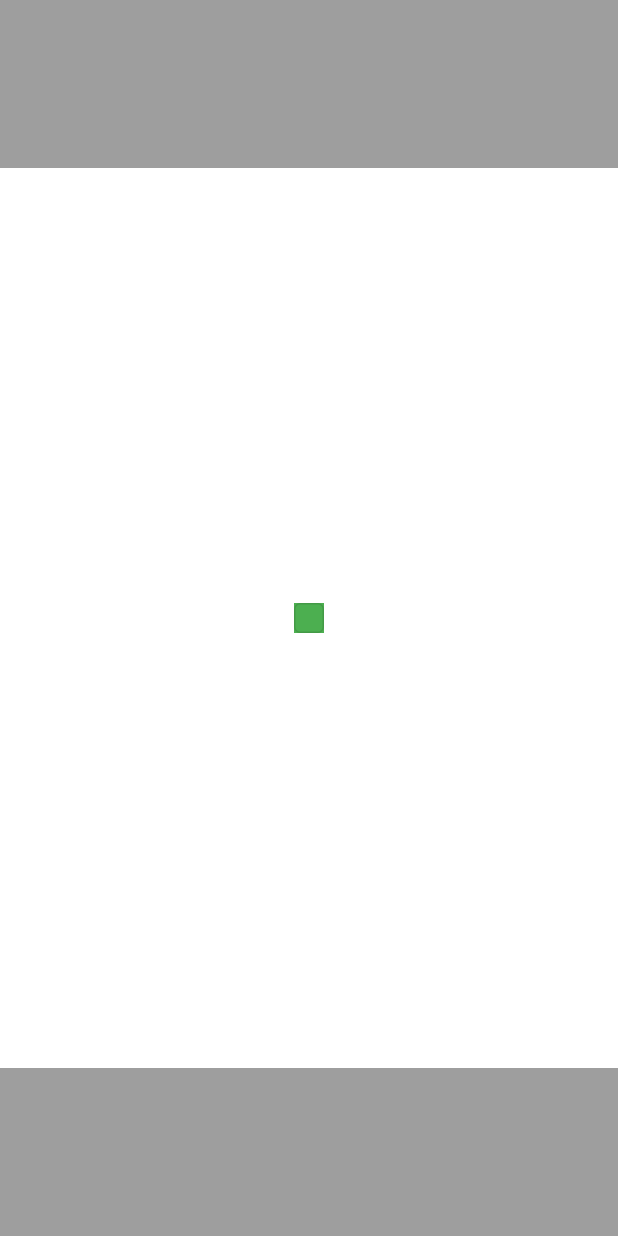
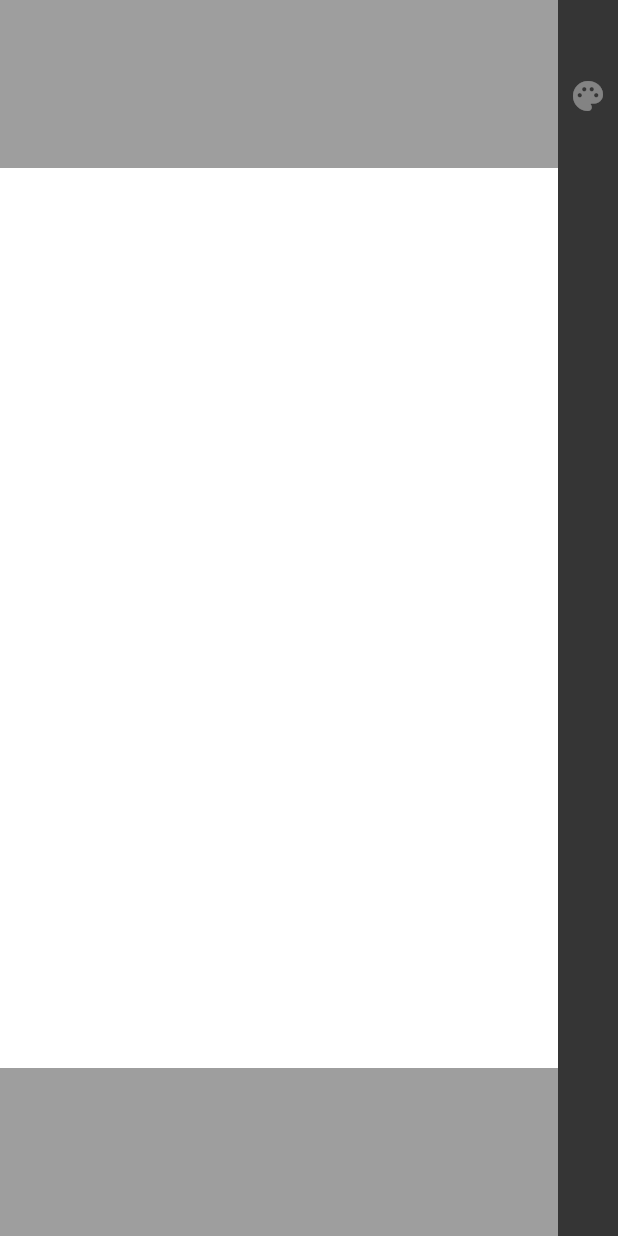
Before and after one commit to jhasubhash/draw, a Flutter app: the screen it shows after launch, on a phone screen of 412 x 824 dp. Run offline on Flutter 3.47's test engine with Material 2 defaults, Android fonts, the phone set to English and light mode, and no system bars; our stand-ins replace flutter_colorpicker, flutter_redux, redux.

Commit message:
adding color panel

```diff
--- a/lib/actions/actions.dart
+++ b/lib/actions/actions.dart
@@ -4,3 +4,8 @@ class SetColor {
   final Color color;
   SetColor(this.color);
 }
+
+class SetPropertiesPanelVisibility {
+  final bool propertyPanelVisible;
+  SetPropertiesPanelVisibility(this.propertyPanelVisible);
+}
--- /dev/null
+++ b/lib/components/right_bar.dart
@@ -0,0 +1,42 @@
+import 'package:draw/actions/actions.dart';
+import 'package:flutter/material.dart';
+import 'package:flutter_redux/flutter_redux.dart';
+
+import '../models/app_state.dart';
+
+class RightBar extends StatefulWidget {
+  RightBar({Key? key}) : super(key: key);
+
+  @override
+  State<RightBar> createState() => _RightBarState();
+}
+
+class _RightBarState extends State<RightBar> {
+  bool panelVisible = false;
+
+  void changePanelVisibility(BuildContext context, bool visible) {
+    StoreProvider.of<AppState>(context)
+        .dispatch(SetPropertiesPanelVisibility(visible));
+  }
+
+  @override
+  Widget build(BuildContext context) {
+    return Container(
+      width: 40,
+      height: double.infinity,
+      color: const Color.fromARGB(255, 53, 53, 53),
+      child: Container(
+        margin: const EdgeInsets.only(top: 40.0),
+        alignment: Alignment.topCenter,
+        child: IconButton(
+          color: Colors.white38,
+          icon: const Icon(Icons.palette),
+          onPressed: () => {
+            panelVisible = !panelVisible,
+            changePanelVisibility(context, panelVisible)
+          },
+        ),
+      ),
+    );
+  }
+}
--- a/lib/main.dart
+++ b/lib/main.dart
@@ -1,5 +1,9 @@
+// ignore_for_file: unnecessary_new
+
 import 'package:draw/components/artboard.dart';
 import 'package:draw/components/colorpicker.dart';
+import 'package:draw/components/properties_panel.dart';
+import 'package:draw/components/right_bar.dart';
 import 'package:flutter/material.dart';
 import 'models/app_state.dart';
 import 'reducers/app_reducer.dart';
@@ -10,7 +14,8 @@ import 'package:redux/redux.dart';
 void main() {
   final store = Store<AppState>(
     appReducer,
-    initialState: const AppState(color: Colors.black),
+    initialState:
+        const AppState(color: Colors.black, propertyPanelVisible: false),
   );
   print('Initial state: ${store.state}');
   runApp(StoreProvider(store: store, child: const MyApp()));
@@ -41,6 +46,8 @@ class MyHomePage extends StatefulWidget {
 }
 
 class _MyHomePageState extends State<MyHomePage> {
+  var scaffoldKey = GlobalKey<ScaffoldState>();
+
   @override
   Widget build(BuildContext context) {
     double totalHeight = MediaQuery.of(context).size.height;
@@ -52,54 +59,45 @@ class _MyHomePageState extends State<MyHomePage> {
     double artboardHeight = 600; //totalHeight / 1.5;
 
     AppBar appBar = AppBar(
-      title: Text(widget.title),
-      toolbarHeight: 30,
+      toolbarHeight: 10,
+      toolbarOpacity: 0,
     );
 
     return Scaffold(
-      body: StoreConnector<AppState, Color>(
-          converter: (Store<AppState> store) => store.state.color,
-          builder: (BuildContext context, Color color) {
-            return Container(
-              color: Colors.black,
+        body: Container(
+      color: Colors.grey,
       child: Center(
         child: Row(
           mainAxisAlignment: MainAxisAlignment.center,
           children: <Widget>[
             Container(
+              color: Colors.red,
+              width: totalWidth,
+              height: totalHeight,
+              child: Stack(alignment: AlignmentDirectional.center, children: [
+                Container(
                   color: Colors.grey,
                   width: totalWidth,
                   height: totalHeight,
-                      child: Stack(
-                          alignment: AlignmentDirectional.center,
-                          children: [
-                            InteractiveViewer(
-                              boundaryMargin:
-                                  const EdgeInsets.all(double.infinity),
+                  child: InteractiveViewer(
+                    boundaryMargin: const EdgeInsets.all(double.infinity),
                     minScale: 0.01,
                     maxScale: 1000,
-                              child: SizedBox(
-                                width: totalWidth,
-                                height: totalHeight,
                     child: Align(
                       alignment: Alignment.center,
                       child: ClipRect(
                         child: Container(
                           width: artboardWidth,
                           height: artboardHeight,
-                                      child: LayoutBuilder(builder:
-                                          (BuildContext context,
+                          child: LayoutBuilder(builder: (BuildContext context,
                               BoxConstraints constraints) {
                             return Stack(children: [
                               Artboard(
-                                              canvasHeight:
-                                                  constraints.maxHeight,
-                                              canvasWidth:
-                                                  constraints.maxWidth),
+                                  canvasHeight: constraints.maxHeight,
+                                  canvasWidth: constraints.maxWidth),
                               Tools(
                                   canvasWidth: constraints.maxWidth,
-                                              canvasHeight:
-                                                  constraints.maxHeight),
+                                  canvasHeight: constraints.maxHeight),
                             ]);
                           }),
                         ),
@@ -108,18 +106,22 @@ class _MyHomePageState extends State<MyHomePage> {
                   ),
                 ),
                 Container(
-                              width: 20,
-                              height: 20,
-                              color: Colors.green,
-                              child: const DrawColorPicker(),
+                  child: Row(
+                    mainAxisAlignment: MainAxisAlignment.end,
+                    children: [
+                      Container(
+                          margin:
+                              const EdgeInsets.only(top: 30.0, bottom: 30.0),
+                          child: PropertiesPanel()),
+                      RightBar(),
+                    ],
+                  ),
                 ),
               ]),
             ),
           ],
         ),
       ),
-            );
-          }),
-    );
+    ));
   }
 }
--- a/lib/models/app_state.dart
+++ b/lib/models/app_state.dart
@@ -3,13 +3,12 @@ import 'package:flutter/material.dart';
 @immutable
 class AppState {
   final Color color;
+  final bool propertyPanelVisible;
 
-  const AppState({
-    required this.color,
-  });
+  const AppState({required this.color, required this.propertyPanelVisible});
 
   @override
   String toString() {
-    return 'AppState: {color: $color}';
+    return 'AppState: {color: $color} {propertyPanelVisible: $propertyPanelVisible}';
   }
 }
```
Also changed, not shown: lib/components/colorpicker.dart (+5 -30 lines), lib/components/colorpicker_dialog.dart (added, +62 -0 lines), lib/components/properties_panel.dart (added, +36 -0 lines), lib/reducers/app_reducer.dart (+6 -2 lines), lib/reducers/prop_reducer.dart (renamed from lib/reducers/color_reducer.dart, +9 -0 lines). Lines whose indentation alone changed are shown as unchanged.
